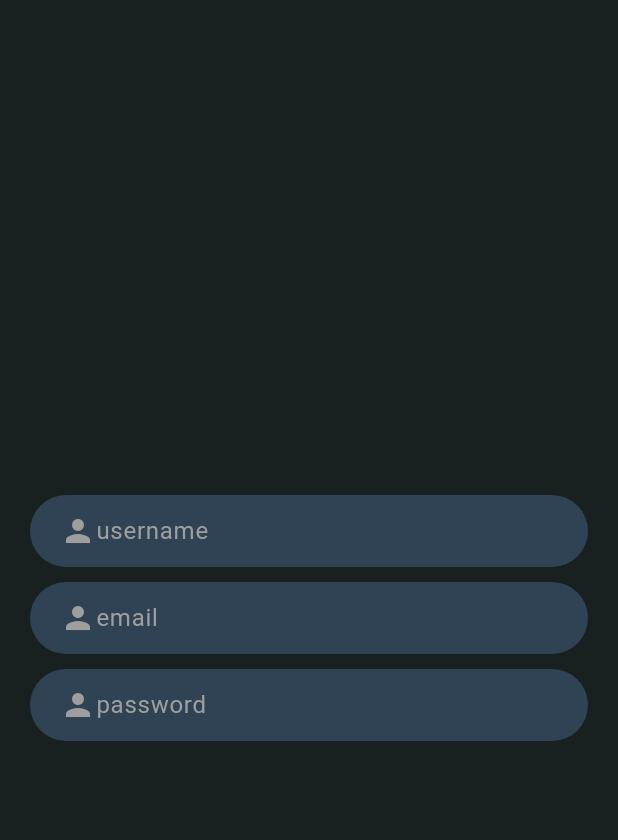
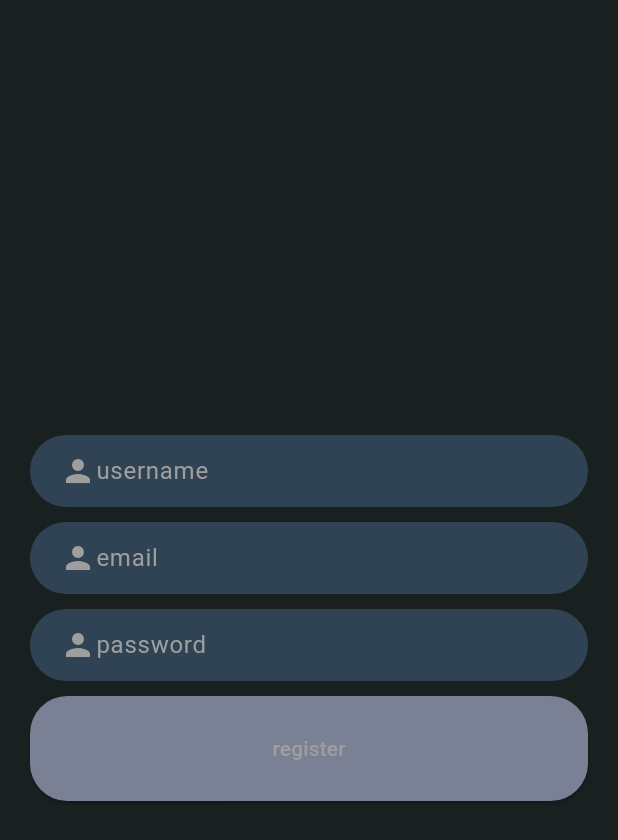
Before and after one commit to Betremariam/fiyori, a Flutter app: the screen it shows after launch, on a phone screen of 412 x 824 dp. Shown: the top 840 px of the screen. Run offline on Flutter 3.47's test engine with Material 3 defaults, Android fonts, the phone set to English and light mode, and no system bars; our stand-ins replace google_fonts.

Commit message:
the register button created

```diff
--- a/mobile_app/lib/register_page.dart
+++ b/mobile_app/lib/register_page.dart
@@ -27,6 +27,8 @@ class _RegisterPageState extends State<RegisterPage> {
               _buildInputText('email', Icons.person, emailController),
               SizedBox(height: 10),
               _buildInputText('password', Icons.person, passwordController),
+              SizedBox(height: 10),
+              _buildRegisterButton(),
             ],
           ),
         ),
@@ -67,4 +69,16 @@ class _RegisterPageState extends State<RegisterPage> {
       ),
     );
   }
+
+  Widget _buildRegisterButton() {
+    return ElevatedButton(
+      onPressed: () {},
+      style: ElevatedButton.styleFrom(
+        backgroundColor: DefaultColors.buttonColor,
+        shape: RoundedRectangleBorder(borderRadius: BorderRadius.circular(25)),
+        padding: EdgeInsets.all(25),
+      ),
+      child: Text("register", style: TextStyle(color: Colors.grey)),
+    );
+  }
 }
```
